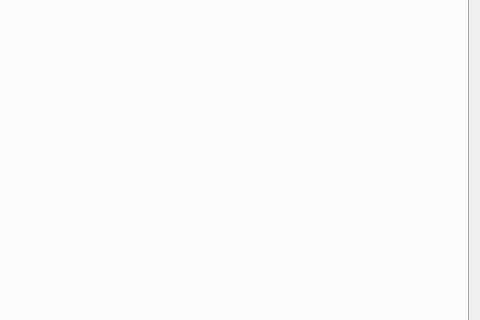
First picture: the form in mainwindow.ui, repository DanG100/LED-Controller, before the edit; both pictures show x 742 to 1222 and y 193 to 513 of the 1222 by 691 pixel window.
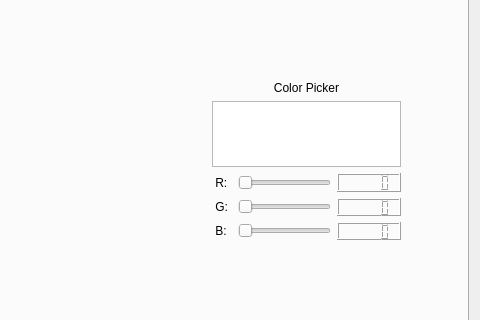
Second picture: the form after the edit.

Commit message: added ghetto color picker

```diff
--- a/mainwindow.ui
+++ b/mainwindow.ui
@@ -180,6 +180,99 @@
          </item>
         </layout>
        </widget>
+       <widget class="QWidget" name="verticalLayoutWidget">
+        <property name="geometry">
+         <rect>
+          <x>930</x>
+          <y>190</y>
+          <width>211</width>
+          <height>181</height>
+         </rect>
+        </property>
+        <layout class="QVBoxLayout" name="verticalLayout_2">
+         <item>
+          <widget class="QLabel" name="colorPickerLabel">
+           <property name="text">
+            <string>Color Picker</string>
+           </property>
+           <property name="alignment">
+            <set>Qt::AlignCenter</set>
+           </property>
+          </widget>
+         </item>
+         <item>
+          <widget class="QTextBrowser" name="colorDisplay"/>
+         </item>
+         <item>
+          <layout class="QGridLayout" name="gridLayout">
+           <item row="0" column="0">
+            <widget class="QLabel" name="rSliderLabel">
+             <property name="text">
+              <string> R: </string>
+             </property>
+            </widget>
+           </item>
+           <item row="2" column="1">
+            <widget class="QSlider" name="bColorSlider">
+             <property name="maximum">
+              <number>255</number>
+             </property>
+             <property name="orientation">
+              <enum>Qt::Horizontal</enum>
+             </property>
+            </widget>
+           </item>
+           <item row="1" column="2">
+            <widget class="QLCDNumber" name="gValueDisplay"/>
+           </item>
+           <item row="2" column="0">
+            <widget class="QLabel" name="bSliderLabel">
+             <property name="text">
+              <string> B: </string>
+             </property>
+            </widget>
+           </item>
+           <item row="0" column="2">
+            <widget class="QLCDNumber" name="rValueDisplay"/>
+           </item>
+           <item row="1" column="0">
+            <widget class="QLabel" name="gSliderLabel">
+             <property name="text">
+              <string> G: </string>
+             </property>
+            </widget>
+           </item>
+           <item row="1" column="1">
+            <widget class="QSlider" name="gColorSlider">
+             <property name="maximum">
+              <number>255</number>
+             </property>
+             <property name="orientation">
+              <enum>Qt::Horizontal</enum>
+             </property>
+            </widget>
+           </item>
+           <item row="0" column="1">
+            <widget class="QSlider" name="rColorSlider">
+             <property name="maximum">
+              <number>255</number>
+             </property>
+             <property name="orientation">
+              <enum>Qt::Horizontal</enum>
+             </property>
+            </widget>
+           </item>
+           <item row="2" column="2">
+            <widget class="QLCDNumber" name="bValueDisplay"/>
+           </item>
+          </layout>
+         </item>
+        </layout>
+       </widget>
+       <zorder>gridLayoutWidget</zorder>
+       <zorder>gridLayoutWidget_2</zorder>
+       <zorder>controlModeLabel</zorder>
+       <zorder>verticalLayoutWidget</zorder>
       </widget>
       <widget class="QWidget" name="tab_2">
        <attribute name="title">
```
Left out of the diff: 34 changed lines with no effect on the pictures. The commit also changes 2 other files.
